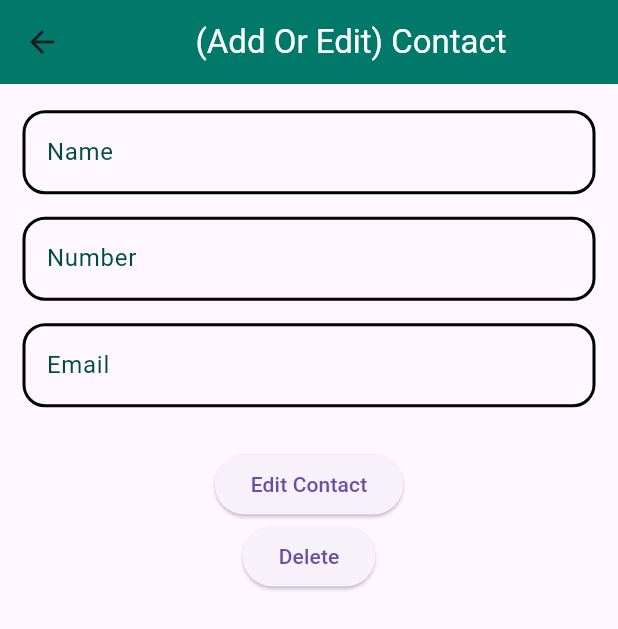
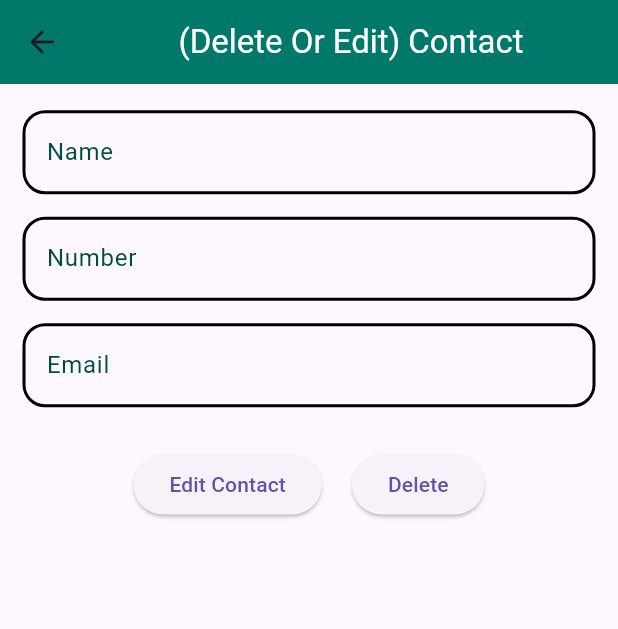
Before and after one commit to AsmaaEltalawy/Contacts, a Flutter app: the EditContact screen opened directly with empty values, on a phone screen of 412 x 824 dp. Shown: the top 629 px of the screen. Run offline on Flutter 3.47's test engine with Material 3 defaults, Android fonts, the phone set to English and light mode, and no system bars; our stand-ins replace hive, hive_flutter; accounts and stored records are empty.

Commit message:
some edit

```diff
--- a/lib/Pages/addContact.dart
+++ b/lib/Pages/addContact.dart
@@ -14,7 +14,7 @@ class AddContact extends StatelessWidget {
       appBar: AppBar(
         title: const Center(
           child: Text(
-            '(Add Or Edit) Contact',
+            'Add Contact',
             style: TextStyle(color: Colors.white),
           ),
         ),
--- a/lib/Pages/editContact.dart
+++ b/lib/Pages/editContact.dart
@@ -21,7 +21,7 @@ class EditContact extends StatelessWidget {
       appBar: AppBar(
         title: const Center(
           child: Text(
-            '(Add Or Edit) Contact',
+            '(Delete Or Edit) Contact',
             style: TextStyle(color: Colors.white),
           ),
         ),
@@ -75,9 +75,11 @@ class EditContact extends StatelessWidget {
           const SizedBox(
             height: 20,
           ),
+          Row(
+            mainAxisAlignment: MainAxisAlignment.center,
+            children: [
               ElevatedButton(
                 onPressed: () {
-
                   provider.updateContact(
                       ContactsModel(
                           name: contact.name,
@@ -88,13 +90,20 @@ class EditContact extends StatelessWidget {
                 },
                 child: const Text('Edit Contact'),
               ),
-          ElevatedButton(onPressed: (){
-            provider.deleteContact( ContactsModel(
+              const SizedBox(width: 20,),
+              ElevatedButton(
+                  onPressed: () {
+                    provider.deleteContact(
+                        ContactsModel(
                             name: contact.name,
                             number: contact.number,
-                email: contact.email), index);
+                            email: contact.email),
+                        index);
                     Navigator.pop(context);
-          }, child: Text('Delete'))
+                  },
+                  child: Text('Delete'))
+            ],
+          )
         ],
       ),
     );
```
Lines whose indentation alone changed are shown as unchanged.
